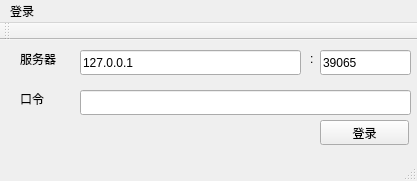
Above: src/gui-admin/mainwindow.ui from SingingRivulet/Smoothly before the change. Below: the same form after it.
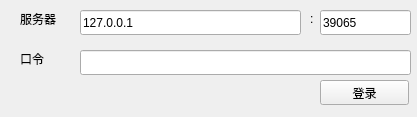
That is the form after the change.

Diff of the .ui file:
```diff
--- a/src/gui-admin/mainwindow.ui
+++ b/src/gui-admin/mainwindow.ui
@@ -7,7 +7,7 @@
     <x>0</x>
     <y>0</y>
     <width>417</width>
-    <height>181</height>
+    <height>117</height>
    </rect>
   </property>
   <property name="windowTitle">
@@ -103,31 +103,6 @@
     </property>
    </widget>
   </widget>
-  <widget class="QMenuBar" name="menuBar">
-   <property name="geometry">
-    <rect>
-     <x>0</x>
-     <y>0</y>
-     <width>417</width>
-     <height>28</height>
-    </rect>
-   </property>
-   <widget class="QMenu" name="menu">
-    <property name="title">
-     <string>登录</string>
-    </property>
-   </widget>
-   <addaction name="menu"/>
-  </widget>
-  <widget class="QToolBar" name="mainToolBar">
-   <attribute name="toolBarArea">
-    <enum>TopToolBarArea</enum>
-   </attribute>
-   <attribute name="toolBarBreak">
-    <bool>false</bool>
-   </attribute>
-  </widget>
-  <widget class="QStatusBar" name="statusBar"/>
  </widget>
  <layoutdefault spacing="6" margin="11"/>
  <resources/>
```
